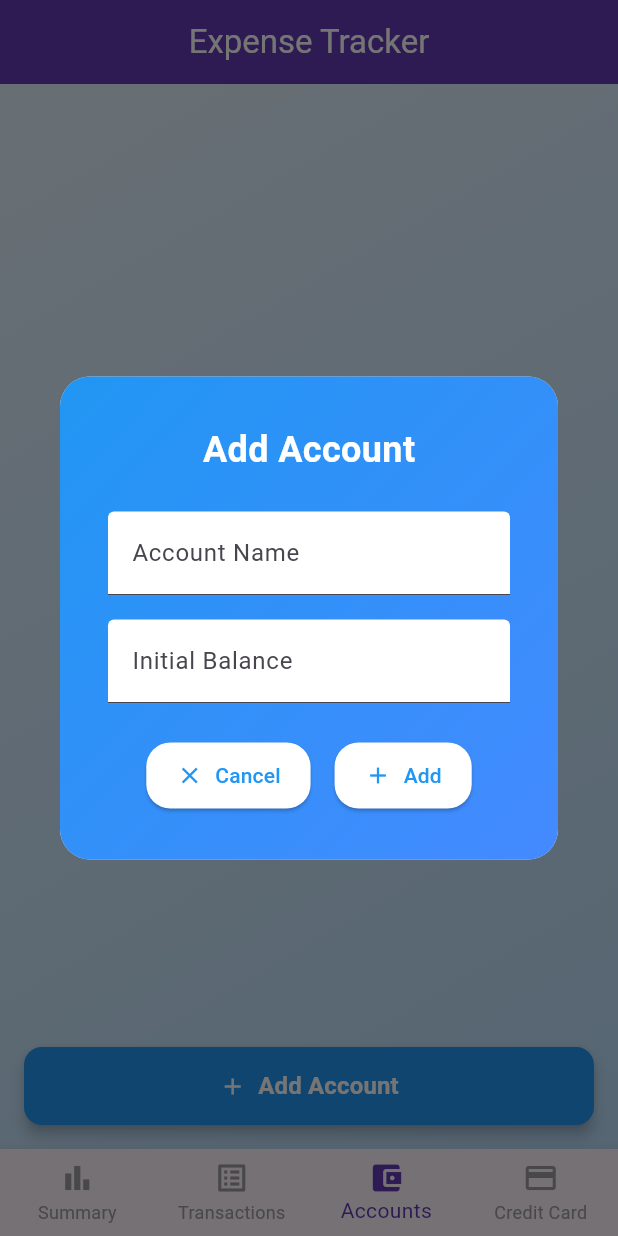
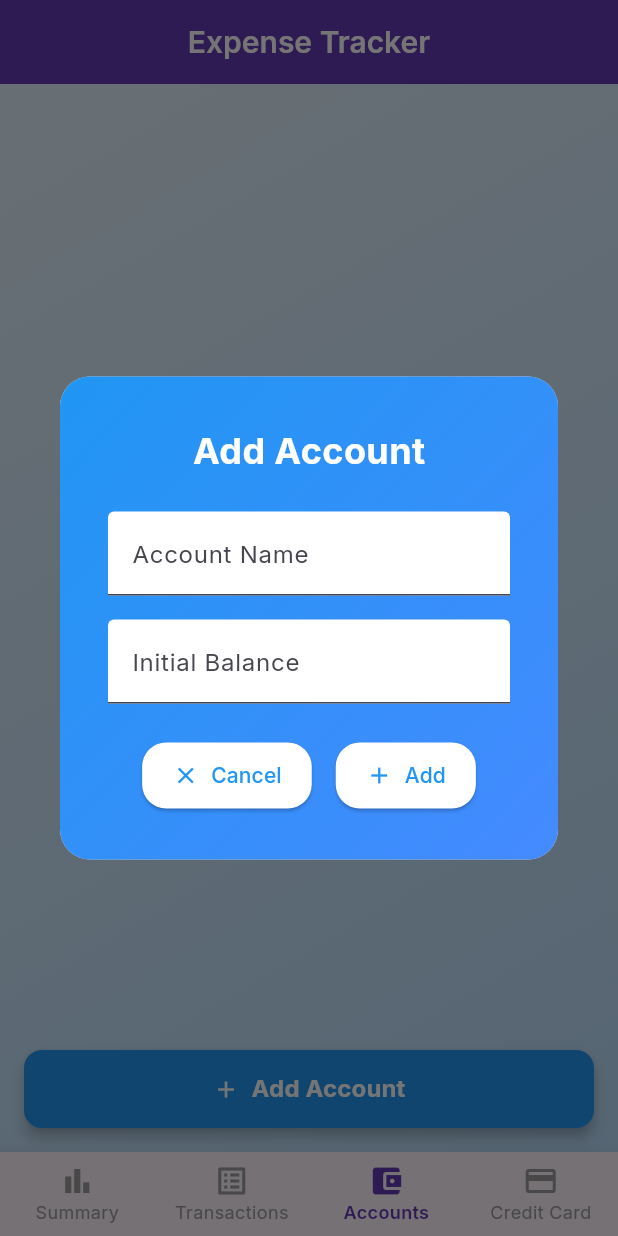
Before and after one commit to harshangowda84/expense_tracker, a Flutter app: the screen it shows after launch, item 3 of the bottom bar chosen, after a tap on "Add Account", on a phone screen of 412 x 824 dp. Run offline on Flutter 3.47's test engine with Material 3 defaults, Android fonts, the phone set to English and light mode, and no system bars; our stand-ins replace csv, fl_chart, google_fonts, shared_preferences.

Commit message:
Add Google Fonts integration for improved typography; enhance UI transitions and animations in HomeScreen and AccountsTab

```diff
--- a/lib/main.dart
+++ b/lib/main.dart
@@ -1,5 +1,6 @@
 import 'package:flutter/material.dart';
 import 'package:provider/provider.dart';
+import 'package:google_fonts/google_fonts.dart';
 import 'screens/accounts_tab.dart';
 import 'screens/transactions_tab.dart';
 import 'screens/summary_tab.dart';
@@ -25,16 +26,22 @@ class ExpenseTrackerApp extends StatelessWidget {
             brightness: Brightness.light,
           ),
           useMaterial3: true,
+          textTheme: GoogleFonts.interTextTheme(),
           cardTheme: CardThemeData(
             color: Colors.white,
             elevation: 4,
             shape: RoundedRectangleBorder(borderRadius: BorderRadius.circular(16)),
           ),
-          appBarTheme: const AppBarTheme(
+          appBarTheme: AppBarTheme(
             backgroundColor: Colors.deepPurple,
             foregroundColor: Colors.white,
             elevation: 0,
             centerTitle: true,
+            titleTextStyle: GoogleFonts.inter(
+              fontSize: 20,
+              fontWeight: FontWeight.w600,
+              color: Colors.white,
+            ),
           ),
         ),
         home: const HomeScreen(),
@@ -67,10 +74,26 @@ class _HomeScreenState extends State<HomeScreen> {
         title: const Text('Expense Tracker'),
       ),
       body: AnimatedSwitcher(
-        duration: const Duration(milliseconds: 300),
+        duration: const Duration(milliseconds: 400),
+        switchInCurve: Curves.easeInOut,
+        switchOutCurve: Curves.easeInOut,
+        transitionBuilder: (Widget child, Animation<double> animation) {
+          return SlideTransition(
+            position: Tween<Offset>(
+              begin: const Offset(0.3, 0),
+              end: Offset.zero,
+            ).animate(animation),
+            child: FadeTransition(
+              opacity: animation,
+              child: child,
+            ),
+          );
+        },
         child: _tabs[_selectedIndex],
       ),
-      bottomNavigationBar: BottomNavigationBar(
+      bottomNavigationBar: AnimatedContainer(
+        duration: const Duration(milliseconds: 200),
+        child: BottomNavigationBar(
           currentIndex: _selectedIndex,
           onTap: (index) => setState(() => _selectedIndex = index),
           items: const [
@@ -83,6 +106,15 @@ class _HomeScreenState extends State<HomeScreen> {
           unselectedItemColor: Colors.grey,
           showUnselectedLabels: true,
           type: BottomNavigationBarType.fixed,
+          selectedLabelStyle: GoogleFonts.inter(
+            fontSize: 12,
+            fontWeight: FontWeight.w600,
+          ),
+          unselectedLabelStyle: GoogleFonts.inter(
+            fontSize: 12,
+            fontWeight: FontWeight.w400,
+          ),
+        ),
       ),
     );
   }
--- a/lib/screens/accounts_tab.dart
+++ b/lib/screens/accounts_tab.dart
@@ -1,5 +1,6 @@
 import 'package:flutter/material.dart';
 import 'package:provider/provider.dart';
+import 'package:google_fonts/google_fonts.dart';
 import '../models/account.dart';
 import '../models/transaction.dart';
 import '../providers/data_provider.dart';
@@ -77,9 +78,9 @@ class AccountsTab extends StatelessWidget {
           child: Column(
             mainAxisSize: MainAxisSize.min,
             children: [
-              const Text(
+              Text(
                 'Add Account',
-                style: TextStyle(
+                style: GoogleFonts.inter(
                   fontSize: 24,
                   color: Colors.white,
                   fontWeight: FontWeight.bold,
@@ -183,9 +184,9 @@ class AccountsTab extends StatelessWidget {
             child: Column(
               mainAxisSize: MainAxisSize.min,
               children: [
-                const Text(
+                Text(
                   'Edit Account',
-                  style: TextStyle(
+                  style: GoogleFonts.inter(
                     fontSize: 24,
                     color: Colors.white,
                     fontWeight: FontWeight.bold,
@@ -499,8 +500,22 @@ class AccountsTab extends StatelessWidget {
                           borderRadius: BorderRadius.circular(16),
                           onTap: () {
                             Navigator.of(context).push(
-                              MaterialPageRoute(
-                                builder: (_) => AccountTransactionsPage(accountName: account.name),
+                              PageRouteBuilder(
+                                pageBuilder: (context, animation, secondaryAnimation) =>
+                                    AccountTransactionsPage(accountName: account.name),
+                                transitionsBuilder: (context, animation, secondaryAnimation, child) {
+                                  return SlideTransition(
+                                    position: Tween<Offset>(
+                                      begin: const Offset(1.0, 0.0),
+                                      end: Offset.zero,
+                                    ).animate(CurvedAnimation(
+                                      parent: animation,
+                                      curve: Curves.easeInOut,
+                                    )),
+                                    child: child,
+                                  );
+                                },
+                                transitionDuration: const Duration(milliseconds: 300),
                               ),
                             );
                           },
@@ -520,7 +535,7 @@ class AccountsTab extends StatelessWidget {
                                         children: [
                                           Text(
                                             account.name,
-                                            style: const TextStyle(
+                                            style: GoogleFonts.inter(
                                               fontWeight: FontWeight.bold,
                                               fontSize: 16,
                                             ),
@@ -756,9 +771,9 @@ class AccountsTab extends StatelessWidget {
             padding: const EdgeInsets.all(16.0),
             child: ElevatedButton.icon(
               icon: const Icon(Icons.add),
-              label: const Text(
+              label: Text(
                 'Add Account',
-                style: TextStyle(
+                style: GoogleFonts.inter(
                   fontSize: 16,
                   fontWeight: FontWeight.bold,
                 ),
--- a/pubspec.yaml
+++ b/pubspec.yaml
@@ -34,6 +34,7 @@ dependencies:
   path_provider: ^2.1.1
   provider: ^6.1.2
   fl_chart: ^0.66.2
+  google_fonts: ^6.3.2
 
   # The following adds the Cupertino Icons font to your application.
   # Use with the CupertinoIcons class for iOS style icons.
```
Also changed, not shown: pubspec.lock. Lines whose indentation alone changed are shown as unchanged.
